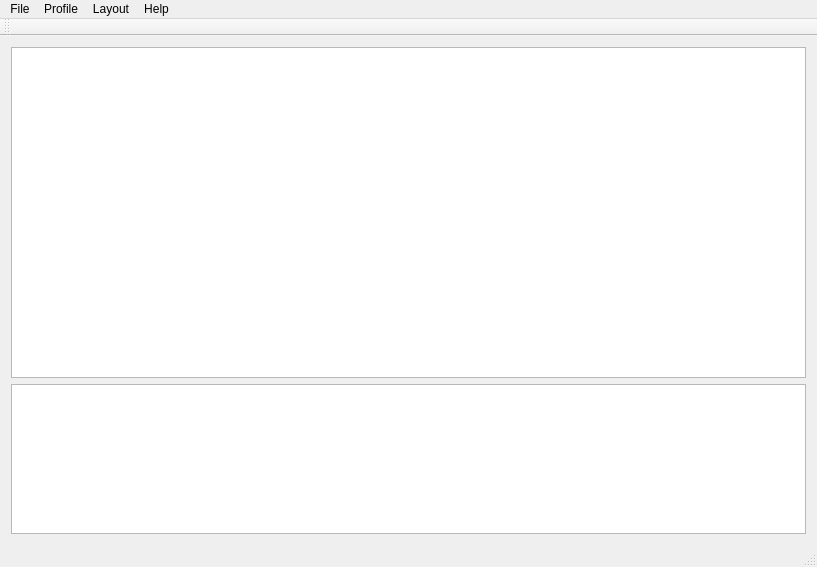
This is yarpviz2/src/MainWindow.ui in robotology-playground/yarp-admins as Qt 5 draws it before an edit. The edited form follows.
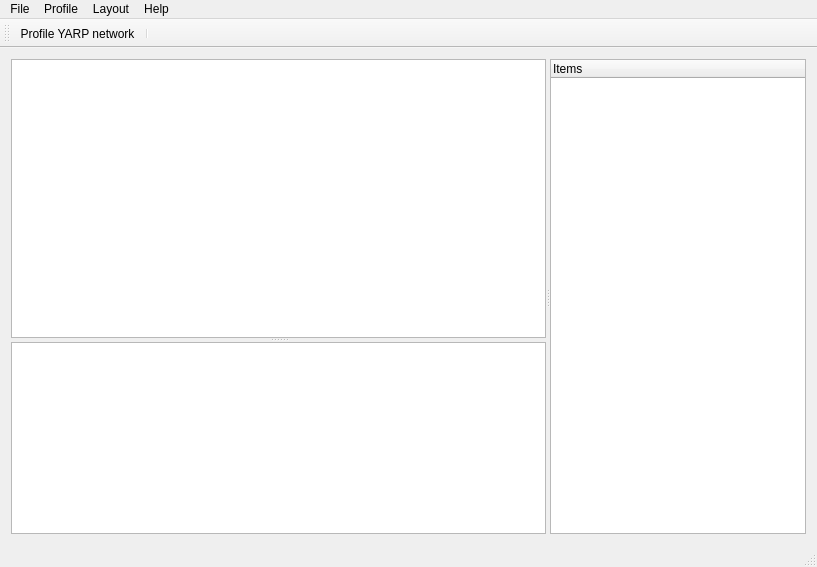
This is the edited form. Icons and pictures are not drawn. Custom widgets are drawn as their Qt base class.

Commit message: adding node filtering

```diff
--- a/yarpviz2/src/MainWindow.ui
+++ b/yarpviz2/src/MainWindow.ui
@@ -14,9 +14,29 @@
    <string>MainWindow</string>
   </property>
   <widget class="QWidget" name="centralWidget">
-   <layout class="QVBoxLayout" name="verticalLayout">
-    <item>
+   <layout class="QGridLayout" name="gridLayout">
+    <item row="0" column="0">
+     <widget class="QSplitter" name="hsplitter_1">
+      <property name="orientation">
+       <enum>Qt::Horizontal</enum>
+      </property>
+      <widget class="QSplitter" name="vsplitter_1">
+       <property name="sizePolicy">
+        <sizepolicy hsizetype="Preferred" vsizetype="Expanding">
+         <horstretch>20</horstretch>
+         <verstretch>0</verstretch>
+        </sizepolicy>
+       </property>
+       <property name="orientation">
+        <enum>Qt::Vertical</enum>
+       </property>
      <widget class="QGraphicsViewEc" name="graphicsView">
+        <property name="sizePolicy">
+         <sizepolicy hsizetype="Expanding" vsizetype="Expanding">
+          <horstretch>0</horstretch>
+          <verstretch>15</verstretch>
+         </sizepolicy>
+        </property>
       <property name="renderHints">
        <set>QPainter::Antialiasing|QPainter::SmoothPixmapTransform|QPainter::TextAntialiasing</set>
       </property>
@@ -24,8 +44,6 @@
        <enum>QGraphicsView::ScrollHandDrag</enum>
       </property>
      </widget>
-    </item>
-    <item>
      <widget class="QListView" name="messageView">
       <property name="sizePolicy">
        <sizepolicy hsizetype="Expanding" vsizetype="Expanding">
@@ -36,7 +54,7 @@
       <property name="maximumSize">
        <size>
         <width>16777215</width>
-        <height>150</height>
+          <height>16777215</height>
        </size>
       </property>
       <property name="baseSize">
@@ -46,6 +64,18 @@
        </size>
       </property>
      </widget>
+      </widget>
+      <widget class="QTreeWidget" name="nodesTreeWidget">
+       <property name="columnCount">
+        <number>1</number>
+       </property>
+       <column>
+        <property name="text">
+         <string>Items</string>
+        </property>
+       </column>
+      </widget>
+     </widget>
     </item>
    </layout>
   </widget>
@@ -103,6 +133,8 @@
    <attribute name="toolBarBreak">
     <bool>false</bool>
    </attribute>
+   <addaction name="actionProfile_YARP_network"/>
+   <addaction name="separator"/>
   </widget>
   <widget class="QStatusBar" name="statusBar"/>
   <action name="actionCreate">
```
Left out of the diff: 22 changed lines with no effect on the pictures. Lines whose indentation alone changed are shown as unchanged. The commit also changes 6 other files.
